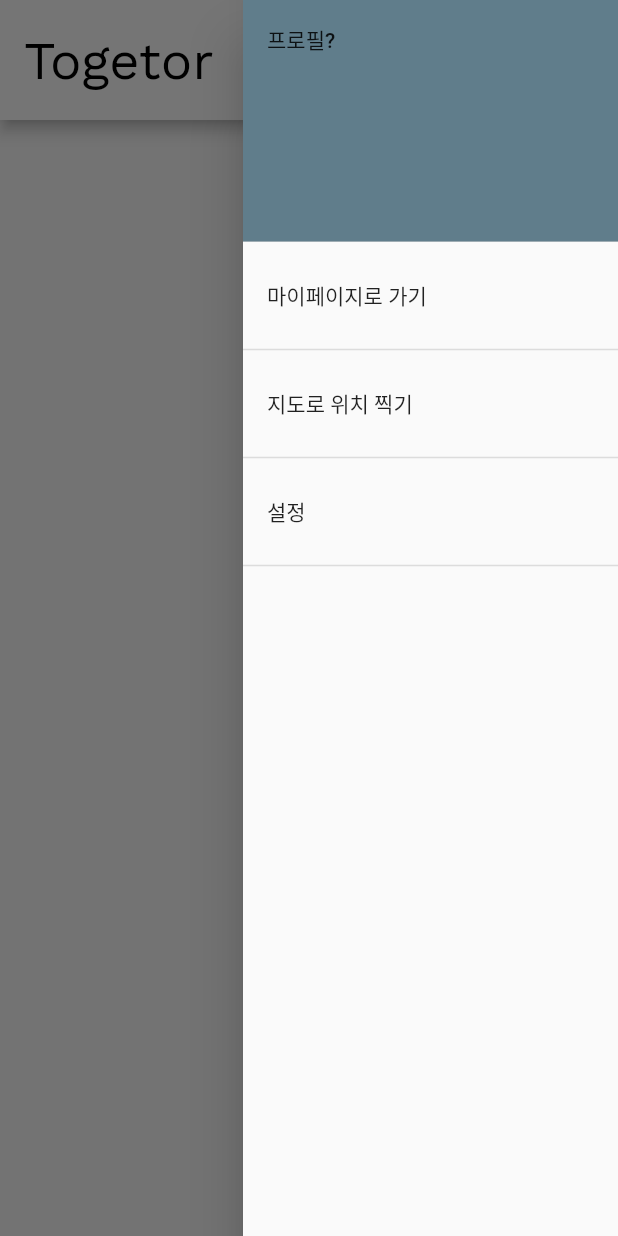
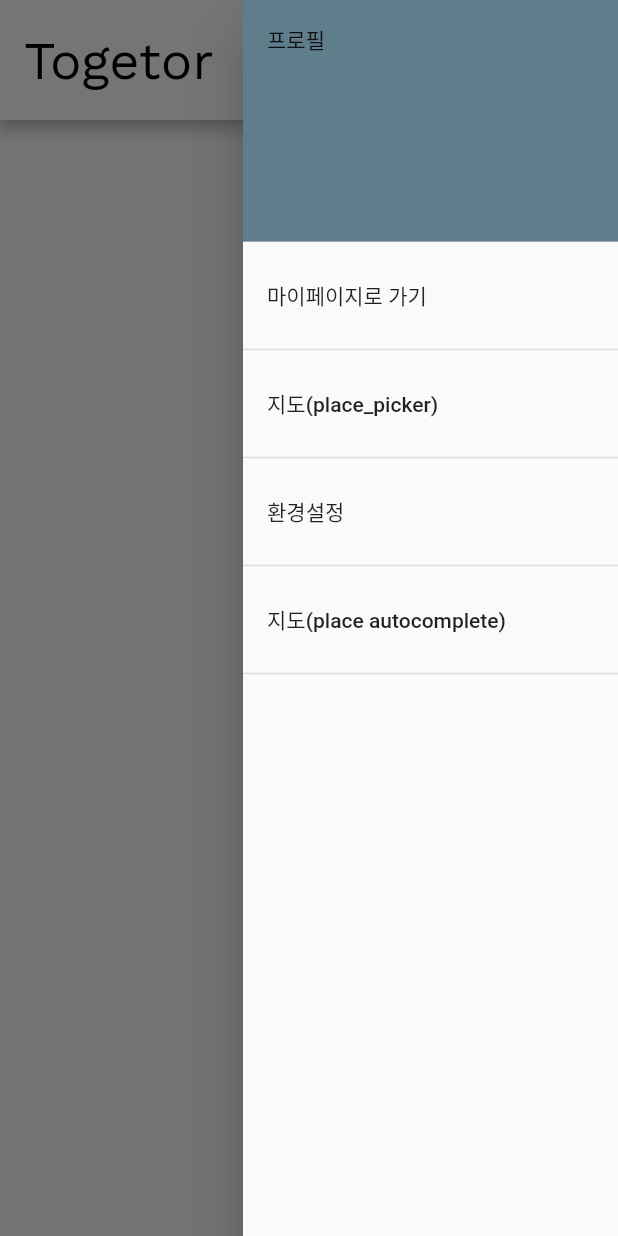
Before and after one commit to kbwoo00/2021_WAP_APP_TEAM1, a Flutter app: the screen it shows after launch, after a tap on the "menu" icon, on a phone screen of 412 x 824 dp. Run offline on Flutter 3.47's test engine with Material 2 defaults, Android fonts, the phone set to English and light mode, and no system bars; our stand-ins replace geolocator, google_maps_flutter; missing offline and left inert: place_picker.

Commit message:
Map Service(demo) dart-version-2.13.3

```diff
--- /dev/null
+++ b/lib/Constants/constants.dart
@@ -0,0 +1 @@
+const String API_KEY = 'AIzaSyBfuP3vASArOupLWKPomzq8Cc5z3zuI8uA';
--- /dev/null
+++ b/lib/Model/place.dart
@@ -0,0 +1,27 @@
+import 'package:togetor_app/Model/geometry.dart';
+
+class Place {
+  final String placeId;
+  final Geometry geometry;
+  final String name;
+  final String vicinity;
+  final formattedAddress;
+  final double lat;
+  final double lng;
+
+  Place({this.geometry, this.name, this.vicinity, this.formattedAddress, this.lng, this.lat,this.placeId});
+
+  factory Place.fromJson(Map<String, dynamic> parsedJson){
+    return Place(
+      placeId: parsedJson['place_id'],
+      geometry: Geometry.fromJson(parsedJson['geometry']),
+      name: parsedJson['name'],
+      vicinity: parsedJson['vicinity'],
+      formattedAddress: parsedJson['formatted_address'],
+      lat: parsedJson['geometry']['location']['lat'],
+      lng: parsedJson['geometry']['location']['lng']
+    );
+  }
+
+
+}
--- /dev/null
+++ b/lib/Model/place_search.dart
@@ -0,0 +1,11 @@
+class PlaceSearch {
+  final String description;
+  final String placeId;
+
+  PlaceSearch({this.description, this.placeId});
+
+  factory PlaceSearch.fromJson(Map<String, dynamic> json) {
+    return PlaceSearch(
+        description: json['description'], placeId: json['place_id']);
+  }
+}
--- /dev/null
+++ b/lib/Service/application_bloc.dart
@@ -0,0 +1,38 @@
+import 'dart:async';
+
+import 'package:flutter/material.dart';
+import 'package:geolocator/geolocator.dart';
+import 'package:togetor_app/Model/place.dart';
+import 'package:togetor_app/Model/place_search.dart';
+import 'package:togetor_app/Service/geolocator_service.dart';
+import 'package:togetor_app/Service/place_service.dart';
+
+class ApplicationBloc with ChangeNotifier {
+  final geoLocatorService = GeolocatorService();
+  final placeService = PlaceService();
+
+  //Variables
+  Position currentLocation;
+  List<PlaceSearch> searchResults;
+  StreamController<Place> selectedLocation = StreamController<Place>();
+
+  ApplicationBloc() {
+    setCurrentLocation();
+  }
+
+  setCurrentLocation() async {
+    currentLocation = await geoLocatorService.getCurrentLocation();
+    notifyListeners();
+  }
+
+  searchPlaces(String searchTerm) async {
+    searchResults = await placeService.getAutocomplete(searchTerm);
+    notifyListeners();
+  }
+
+  @override
+  void dispose() {
+    selectedLocation.close();
+    super.dispose();
+  }
+}
--- /dev/null
+++ b/lib/Service/geolocator_service.dart
@@ -0,0 +1,9 @@
+import 'package:geolocator/geolocator.dart';
+
+class GeolocatorService {
+  Future<Position> getCurrentLocation() async {
+    return await Geolocator.getCurrentPosition(
+      desiredAccuracy: LocationAccuracy.high);
+  }
+
+}
--- /dev/null
+++ b/lib/Service/place_service.dart
@@ -0,0 +1,33 @@
+import 'package:http/http.dart' as http;
+import 'dart:convert' as convert;
+
+import 'package:togetor_app/Constants/constants.dart';
+import 'package:togetor_app/Model/place.dart';
+import 'package:togetor_app/Model/place_search.dart';
+
+
+class PlaceService {
+  final key = API_KEY;
+
+  Future<List<PlaceSearch>> getAutocomplete(String search) async {
+    var url = Uri.parse('https://maps.googleapis.com/maps/api/place/autocomplete/json?input=$search&language=ko&components=country:kr&types=establishment&key=$key');
+
+    var response = await http.get(url);
+    var json = convert.jsonDecode(response.body);
+    var jsonResults = json['predictions'] as List;
+    return jsonResults.map((place) => PlaceSearch.fromJson(place)).toList();
+
+  }
+
+  Future<Place> getPlace(String placeId) async {
+    var url = Uri.parse('https://maps.googleapis.com/maps/api/place/details/json?key=$key&place_id=$placeId&language=ko');
+
+    var response = await http.get(url);
+    var json = convert.jsonDecode(response.body);
+    var jsonResults = json['result'] as Map<String, dynamic>;
+    final Place place = Place.fromJson(jsonResults);
+    return place;
+  }
+
+
+}
--- a/lib/view/tgt_mypage_widget.dart
+++ b/lib/View/page/tgt_mypage.dart
@@ -1,7 +1,7 @@
 import 'package:flutter/material.dart';
 
 class TGTMyPageWidget extends StatefulWidget {
-  const TGTMyPageWidget({Key? key}) : super(key: key);
+  const TGTMyPageWidget({Key key}) : super(key: key);
 
   @override
   _TGTMyPageWidgetState createState() => _TGTMyPageWidgetState();
@@ -48,7 +48,7 @@ class _TGTMyPageWidgetState extends State<TGTMyPageWidget> {
                         mainAxisAlignment: MainAxisAlignment.center,
                         children: <Widget>[
                           new Icon(
-                            Icons.production_quantity_limits,
+                            Icons.description,
                             size: 16.0,
                             color: _buttonsState[0]
                                 ? Colors.white
@@ -75,7 +75,7 @@ class _TGTMyPageWidgetState extends State<TGTMyPageWidget> {
                         mainAxisAlignment: MainAxisAlignment.center,
                         children: <Widget>[
                           new Icon(
-                            Icons.production_quantity_limits_outlined,
+                            Icons.height,
                             size: 16.0,
                             color: _buttonsState[1]
                                 ? Colors.white
--- /dev/null
+++ b/lib/View/ui/tgt_sidebar_widget.dart
@@ -0,0 +1,79 @@
+import 'package:flutter/material.dart';
+import 'package:place_picker/place_picker.dart';
+import 'package:togetor_app/Constants/constants.dart';
+import 'package:togetor_app/View/page/tgt_pick_place_page.dart';
+import '../page/tgt_mypage.dart';
+
+class TGTSideBar extends StatefulWidget {
+  const TGTSideBar({Key key}) : super(key: key);
+
+  @override
+  _TGTSideBarState createState() => _TGTSideBarState();
+}
+
+class _TGTSideBarState extends State<TGTSideBar> {
+  @override
+  Widget build(BuildContext context) {
+    return Container(
+      width: 250,
+      child: Drawer(
+        child: ListView(
+          padding: EdgeInsets.zero,
+          children: [
+            DrawerHeader(
+              child: Text("프로필"),
+              decoration: BoxDecoration(color: Colors.blueGrey),
+            ),
+            ListTile(
+              title: Text("마이페이지로 가기"),
+              onTap: () {
+                //아래처럼 하면 사이드바가 사라지지 않은 상태에서 Mypage가 위에 덮어짐.
+                //사이드바가 사라지면서 이동할 수 있는 것도 찾아보기.
+                Navigator.of(context).push(MaterialPageRoute(
+                    builder: (BuildContext context) => TGTMyPageWidget()));
+              },
+            ),
+            Divider(
+              thickness: 1,
+            ),
+            ListTile(
+              // 여기서부터 임시
+              title: Text("지도(place_picker)"),
+              onTap: () {
+                showPlacePicker();
+              },
+            ),
+            Divider(
+              thickness: 1,
+            ),
+            ListTile(
+              title: Text("환경설정"),
+              onTap: () {
+                Navigator.of(context).push(MaterialPageRoute(
+                    builder: (BuildContext context) => TGTMyPageWidget()));
+              },
+            ),
+            Divider(
+              thickness: 1,
+            ),
+            ListTile(
+              title: Text("지도(place autocomplete)"),
+              onTap: () {
+                Navigator.of(context).push(MaterialPageRoute(
+                    builder: (BuildContext context) => MapScreen()));
+              },
+            ),
+            Divider(
+              thickness: 1,
+            ),
+          ],
+        ),
+      ),
+    );
+  }
+
+  void showPlacePicker() async {
+    LocationResult result = await Navigator.of(context)
+        .push(MaterialPageRoute(builder: (context) => PlacePicker(API_KEY)));
+  }
+}
--- a/lib/main.dart
+++ b/lib/main.dart
@@ -1,5 +1,5 @@
 import 'package:flutter/material.dart';
-import 'view/tgt_mypage_widget.dart';
+import 'View/ui/tgt_sidebar_widget.dart';
 // import 'package:google_maps_flutter/google_maps_flutter.dart';
 
 void main() {
@@ -18,7 +18,7 @@ class MyApp extends StatelessWidget {
 }
 
 class TopBar extends StatefulWidget {
-  TopBar({Key? key}) : super(key: key);
+  TopBar({Key key}) : super(key: key);
 
   @override
   _TopBarState createState() => _TopBarState();
@@ -31,52 +31,7 @@ class _TopBarState extends State<TopBar> {
   Widget build(BuildContext context) {
     return Scaffold(
       key: _scaffoldKey,
-      endDrawer: Container(
-        width: 250,
-        child: Drawer(
-          child: ListView(
-            padding: EdgeInsets.zero,
-            children: [
-              DrawerHeader(
-                child: Text("프로필?"),
-                decoration: BoxDecoration(color: Colors.blueGrey),
-              ),
-              ListTile(
-                title: Text("마이페이지로 가기"),
-                onTap: () {
-                  //아래처럼 하면 사이드바가 사라지지 않은 상태에서 Mypage가 위에 덮어짐.
-                  //사이드바가 사라지면서 이동할 수 있는 것도 찾아보기.
-                  Navigator.of(context).push(MaterialPageRoute(
-                      builder: (BuildContext context) => TGTMyPageWidget()));
-                },
-              ),
-              Divider(
-                thickness: 1,
-              ),
-              ListTile(
-                title: Text("지도로 위치 찍기"),
-                onTap: () {
-                  Navigator.of(context).push(MaterialPageRoute(
-                      builder: (BuildContext context) => TGTMyPageWidget()));
-                },
-              ),
-              Divider(
-                thickness: 1,
-              ),
-              ListTile(
-                title: Text("설정"),
-                onTap: () {
-                  Navigator.of(context).push(MaterialPageRoute(
-                      builder: (BuildContext context) => TGTMyPageWidget()));
-                },
-              ),
-              Divider(
-                thickness: 1,
-              ),
-            ],
-          ),
-        ),
-      ),
+      endDrawer: TGTSideBar(),
       appBar: AppBar(
           backgroundColor: Colors.white,
           toolbarHeight: 80,
@@ -92,7 +47,7 @@ class _TopBarState extends State<TopBar> {
                 color: Colors.black,
                 icon: Icon(Icons.menu),
                 onPressed: () {
-                  _scaffoldKey.currentState!.openEndDrawer();
+                  _scaffoldKey.currentState.openEndDrawer();
                 },
               ),
             )
@@ -100,6 +55,8 @@ class _TopBarState extends State<TopBar> {
     );
   }
 }
+
+
 
 // class MapSample extends StatefulWidget {
 //   @override
```
Also changed, not shown: lib/Model/geometry.dart (added, +13 -0 lines), lib/Model/location.dart (added, +13 -0 lines), lib/View/page/tgt_pick_place_page.dart (added, +240 -0 lines), lib/View/ui/tgt_button.dart (added, +55 -0 lines), pubspec.yaml (+8 -2 lines), pubspec.lock, 4 other files.
